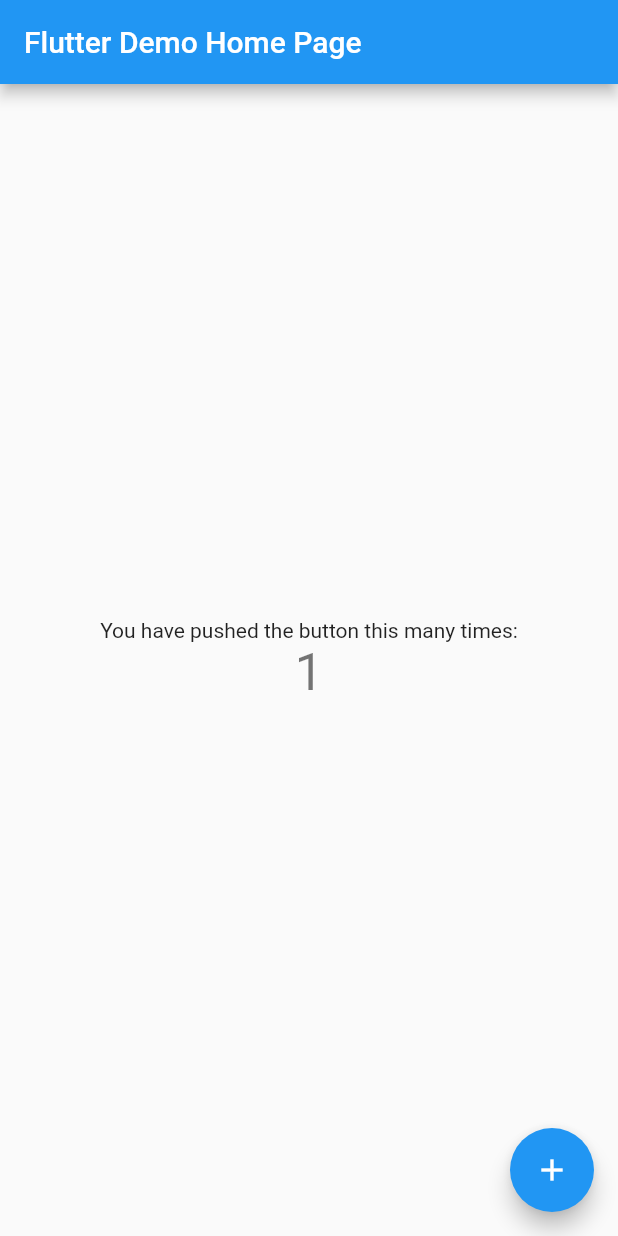
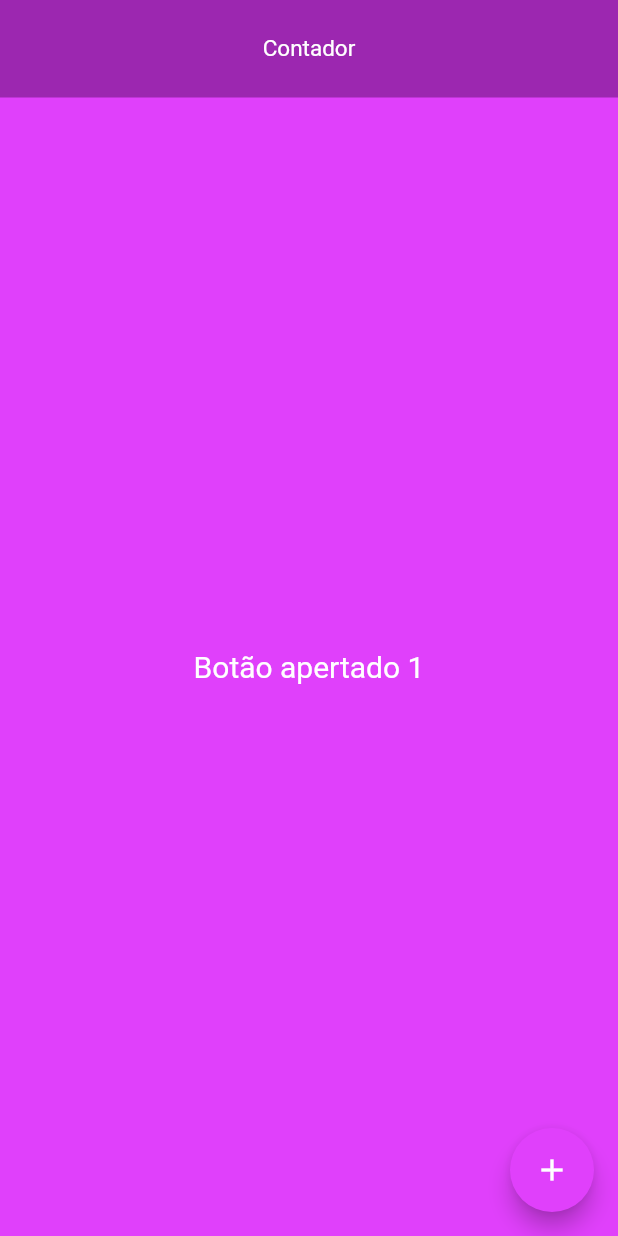
Before and after one commit to ifrankim/meu_primeiro_app, a Flutter app: the screen it shows after launch, after a tap on the "add" icon, on a phone screen of 412 x 824 dp. Run offline on Flutter 3.47's test engine with Material 2 defaults, Android fonts, the phone set to English and light mode, and no system bars.

Commit message:
Added homepage

```diff
--- a/lib/main.dart
+++ b/lib/main.dart
@@ -5,109 +5,69 @@ void main() {
 }
 
 class MyApp extends StatelessWidget {
-  // This widget is the root of your application.
   @override
   Widget build(BuildContext context) {
     return MaterialApp(
-      title: 'Flutter Demo',
+      title: "Meu primeiro App",
+      home: HomePage(),
+      themeMode: ThemeMode.system,
       theme: ThemeData(
-        // This is the theme of your application.
-        //
-        // Try running your application with "flutter run". You'll see the
-        // application has a blue toolbar. Then, without quitting the app, try
-        // changing the primarySwatch below to Colors.green and then invoke
-        // "hot reload" (press "r" in the console where you ran "flutter run",
-        // or simply save your changes to "hot reload" in a Flutter IDE).
-        // Notice that the counter didn't reset back to zero; the application
-        // is not restarted.
-        primarySwatch: Colors.blue,
+        primaryColor: Colors.purple,
+        scaffoldBackgroundColor: Colors.purpleAccent,
+        floatingActionButtonTheme:
+            FloatingActionButtonThemeData(backgroundColor: Colors.purpleAccent),
       ),
-      home: MyHomePage(title: 'Flutter Demo Home Page'),
+      darkTheme: ThemeData(
+        primaryColor: Colors.black,
+        scaffoldBackgroundColor: Colors.grey,
+        floatingActionButtonTheme:
+            FloatingActionButtonThemeData(backgroundColor: Colors.grey),
+      ),
     );
   }
 }
 
-class MyHomePage extends StatefulWidget {
-  MyHomePage({Key? key, this.title}) : super(key: key);
-
-  // This widget is the home page of your application. It is stateful, meaning
-  // that it has a State object (defined below) that contains fields that affect
-  // how it looks.
-
-  // This class is the configuration for the state. It holds the values (in this
-  // case the title) provided by the parent (in this case the App widget) and
-  // used by the build method of the State. Fields in a Widget subclass are
-  // always marked "final".
-
-  final String? title;
-
+class HomePage extends StatefulWidget {
   @override
-  _MyHomePageState createState() => _MyHomePageState();
+  State<StatefulWidget> createState() {
+    // TODO: implement createState
+    return HomePageState();
+  }
 }
 
-class _MyHomePageState extends State<MyHomePage> {
-  int _counter = 0;
-
-  void _incrementCounter() {
-    setState(() {
-      // This call to setState tells the Flutter framework that something has
-      // changed in this State, which causes it to rerun the build method below
-      // so that the display can reflect the updated values. If we changed
-      // _counter without calling setState(), then the build method would not be
-      // called again, and so nothing would appear to happen.
-      _counter++;
-    });
-  }
-
+class HomePageState extends State<HomePage> {
+  var count = 0;
   @override
   Widget build(BuildContext context) {
-    // This method is rerun every time setState is called, for instance as done
-    // by the _incrementCounter method above.
-    //
-    // The Flutter framework has been optimized to make rerunning build methods
-    // fast, so that you can just rebuild anything that needs updating rather
-    // than having to individually change instances of widgets.
     return Scaffold(
-      appBar: AppBar(
-        // Here we take the value from the MyHomePage object that was created by
-        // the App.build method, and use it to set our appbar title.
-        title: Text(widget.title!),
-      ),
-      body: Center(
-        // Center is a layout widget. It takes a single child and positions it
-        // in the middle of the parent.
-        child: Column(
-          // Column is also a layout widget. It takes a list of children and
-          // arranges them vertically. By default, it sizes itself to fit its
-          // children horizontally, and tries to be as tall as its parent.
-          //
-          // Invoke "debug painting" (press "p" in the console, choose the
-          // "Toggle Debug Paint" action from the Flutter Inspector in Android
-          // Studio, or the "Toggle Debug Paint" command in Visual Studio Code)
-          // to see the wireframe for each widget.
-          //
-          // Column has various properties to control how it sizes itself and
-          // how it positions its children. Here we use mainAxisAlignment to
-          // center the children vertically; the main axis here is the vertical
-          // axis because Columns are vertical (the cross axis would be
-          // horizontal).
-          mainAxisAlignment: MainAxisAlignment.center,
-          children: <Widget>[
-            Text(
-              'You have pushed the button this many times:',
-            ),
-            Text(
-              '$_counter',
-              style: Theme.of(context).textTheme.headline4,
-            ),
-          ],
-        ),
+      appBar: AppBarWidget(),
+      body: Container(
+        // color: Colors.green,
+        child: Center(
+            child: Text('Botão apertado $count',
+                style: TextStyle(color: Colors.white, fontSize: 20))),
       ),
       floatingActionButton: FloatingActionButton(
-        onPressed: _incrementCounter,
-        tooltip: 'Increment',
+        onPressed: () {
+          count++;
+          setState(() {});
+        },
         child: Icon(Icons.add),
-      ), // This trailing comma makes auto-formatting nicer for build methods.
+      ),
     );
   }
 }
+
+class AppBarWidget extends PreferredSize {
+  AppBarWidget()
+      : super(
+          preferredSize: Size.fromHeight(65),
+          child: Container(
+            height: 250,
+            color: Colors.purple,
+            child: Center(
+                child: Text('Contador',
+                    style: TextStyle(color: Colors.white, fontSize: 15))),
+          ),
+        );
+}
```
